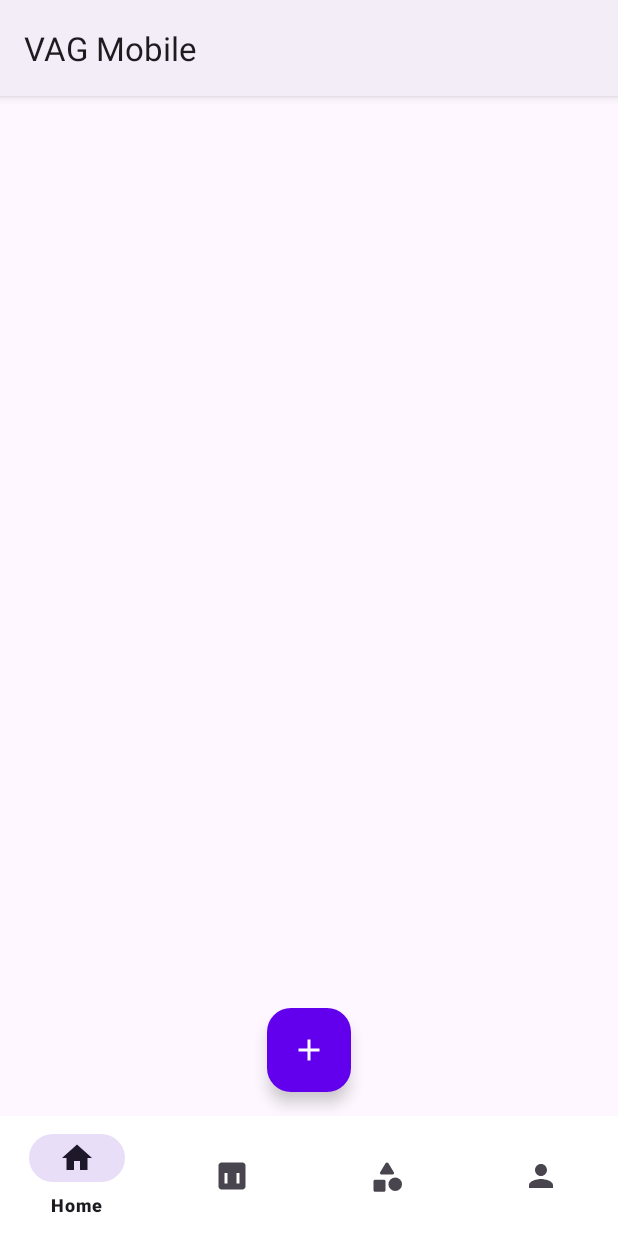
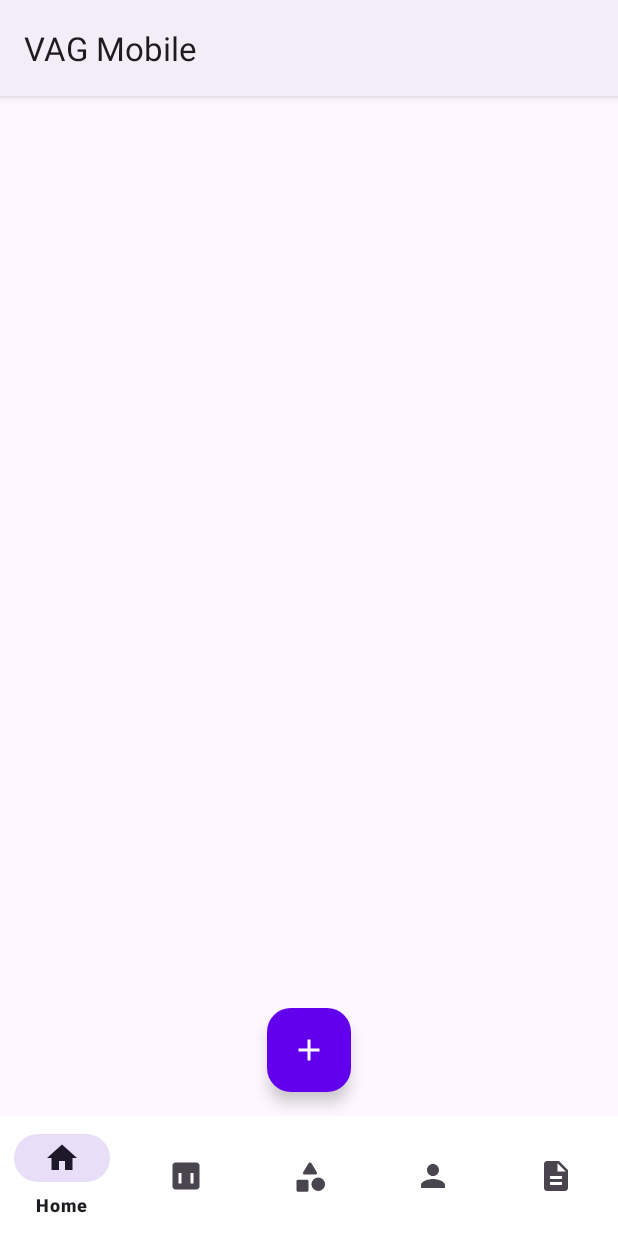
Before and after one commit to MaryZhminkovskaya/VAG_Mobile, an Android app: the MainActivity screen opened directly, with no data from a screen before it, on a phone screen of 412 x 824 dp. Run offline under Robolectric (Android 15) with nearby library versions, the phone set to English and light mode, and no system bars; 1 statement that could not run was skipped.

Commit message:
отображение документации в приложении

```diff
--- /dev/null
+++ b/code/VAGMobile/app/src/main/res/drawable/ic_documentation.xml
@@ -0,0 +1,9 @@
+<vector xmlns:android="http://schemas.android.com/apk/res/android"
+    android:width="24dp"
+    android:height="24dp"
+    android:viewportWidth="24"
+    android:viewportHeight="24">
+    <path
+        android:fillColor="@color/black"
+        android:pathData="M14,2L6,2c-1.1,0 -1.99,0.9 -1.99,2L4,20c0,1.1 0.89,2 1.99,2L18,22c1.1,0 2,-0.9 2,-2L20,8l-6,-6zM16,18L8,18v-2h8v2zM16,14L8,14v-2h8v2zM13,9L13,3.5L18.5,9H13z"/>
+</vector>
--- a/code/VAGMobile/app/src/main/res/menu/bottom_navigation_menu.xml
+++ b/code/VAGMobile/app/src/main/res/menu/bottom_navigation_menu.xml
@@ -19,4 +19,9 @@
         android:id="@+id/nav_profile"
         android:icon="@drawable/ic_profile"
         android:title="Profile" />
+
+    <item
+        android:id="@+id/nav_documentation"
+        android:icon="@drawable/ic_documentation"
+        android:title="Documentation" />
 </menu>
```
Also changed, not shown: code/VAGMobile/app/src/main/java/com/example/vagmobile/ui/activity/MainActivity.java (+26 -10 lines), code/VAGMobile/app/src/main/java/com/example/vagmobile/ui/fragment/DocumentationFragment.java (added, +114 -0 lines), code/VAGMobile/app/src/main/res/layout/fragment_documentation.xml (added, +21 -0 lines).
